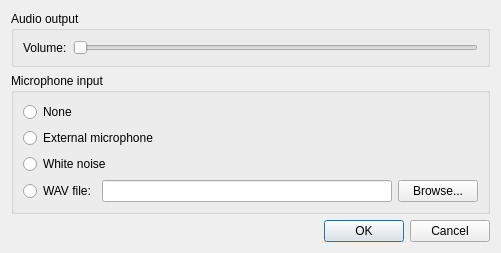
The window that src/frontend/qt_sdl/AudioSettingsDialog.ui (ag-advania/melonPrimeDS) describes before a commit, drawn with Qt 5.
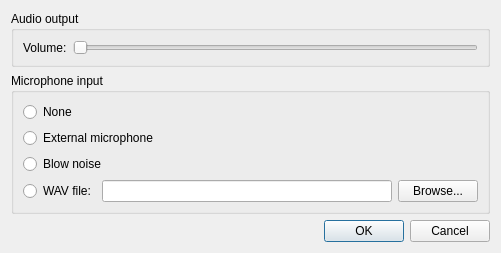
The same window after the commit.

Commit message: add actual blow-into-mic sample that actually works

Patch:
```diff
--- a/src/frontend/qt_sdl/AudioSettingsDialog.ui
+++ b/src/frontend/qt_sdl/AudioSettingsDialog.ui
@@ -95,7 +95,7 @@
          <string>&lt;html&gt;&lt;head/&gt;&lt;body&gt;&lt;p&gt;Noise will be forwarded to the emulated microphone, simulating blowing into the microphone.&lt;/p&gt;&lt;/body&gt;&lt;/html&gt;</string>
         </property>
         <property name="text">
-         <string>White noise</string>
+         <string>Blow noise</string>
         </property>
        </widget>
       </item>
```
The commit also changes 3 other files.
